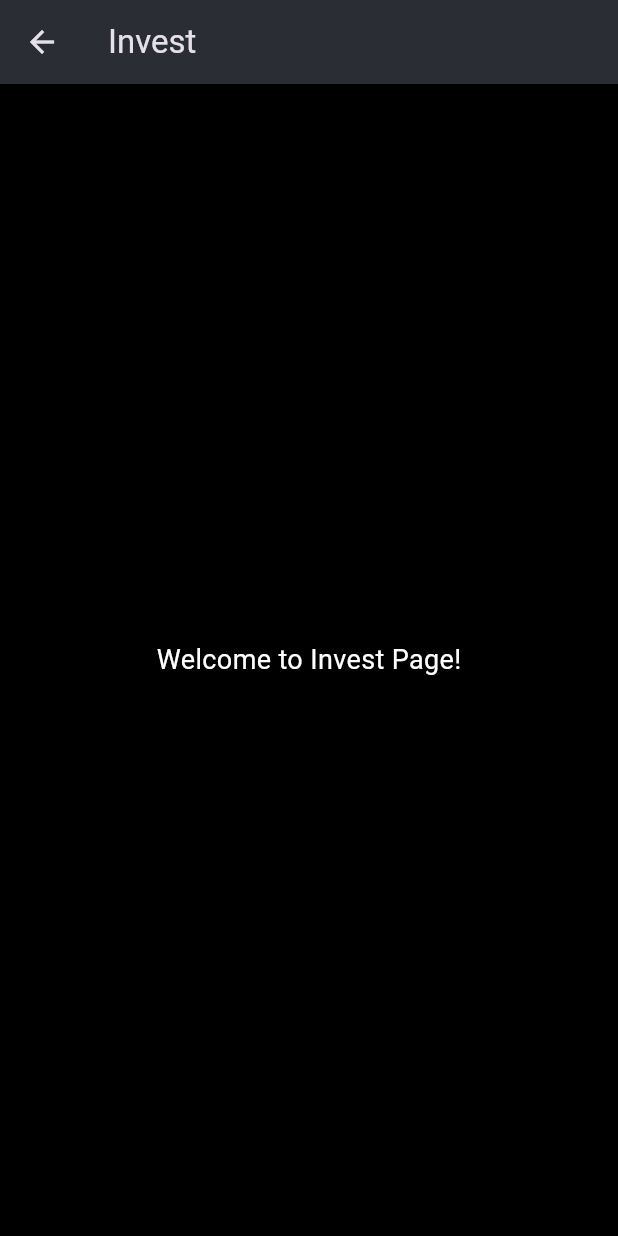
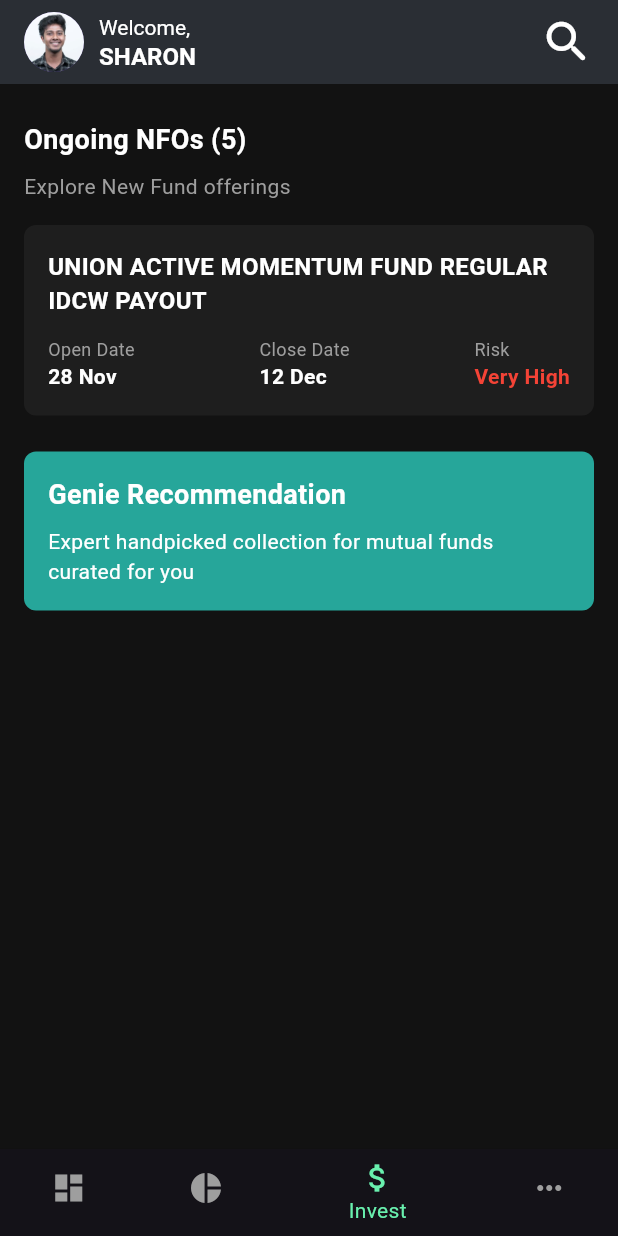
Before and after one commit to Paul-sharon/Funds-Genie, a Flutter app: the Invest screen opened directly, on a phone screen of 412 x 824 dp. Run offline on Flutter 3.47's test engine with Material 3 defaults, Android fonts, the phone set to English and light mode, and no system bars.

Commit message:
invest page connects to dashboard

```diff
--- a/lib/invest/invest.dart
+++ b/lib/invest/invest.dart
@@ -0,0 +1,213 @@
+import 'package:flutter/material.dart';
+import '../screens/dashboard.dart';
+class Invest extends StatefulWidget {
+  @override
+  _InvestState createState() => _InvestState();
+}
+
+class _InvestState extends State<Invest> {
+  int _selectedIndex = 2;
+
+  void _onItemTapped(int index) {
+    if (index == 0) {
+      Navigator.pushReplacement(
+        context,
+        MaterialPageRoute(builder: (context) => Dashboard()),
+      );
+    } else if (index == 1) {
+      Navigator.pushReplacement(
+        context,
+        MaterialPageRoute(builder: (context) => Portfolio()),
+      );
+    } else if (index == 3) {
+      Navigator.pushReplacement(
+        context,
+        MaterialPageRoute(builder: (context) => More()),
+      );
+    }
+  }
+
+  @override
+  Widget build(BuildContext context) {
+    return Scaffold(
+      backgroundColor: Color(0xFF121212), // Dark background color
+      appBar: AppBar(
+        automaticallyImplyLeading: false,
+        backgroundColor: Color(0xFF2A2E34),
+        title: Row(
+          children: [
+            CircleAvatar(
+              backgroundImage: AssetImage('assets/paul.jpg'),
+            ),
+            SizedBox(width: 10),
+            Column(
+              crossAxisAlignment: CrossAxisAlignment.start,
+              children: [
+                Text(
+                  'Welcome,',
+                  style: TextStyle(color: Colors.white, fontSize: 14),
+                ),
+                Text(
+                  'SHARON',
+                  style: TextStyle(
+                    color: Colors.white,
+                    fontSize: 16,
+                    fontWeight: FontWeight.bold,
+                  ),
+                ),
+              ],
+            ),
+            Spacer(),
+            Icon(Icons.search_rounded, color: Colors.white, size: 36.0),
+          ],
+        ),
+      ),
+      body: SafeArea(
+        child: SingleChildScrollView(
+          child: Padding(
+            padding: const EdgeInsets.symmetric(horizontal: 16.0),
+            child: Column(
+              crossAxisAlignment: CrossAxisAlignment.start,
+              children: [
+                SizedBox(height: 24),
+                OngoingNFOsSection(),
+                SizedBox(height: 24),
+                GenieRecommendationSection(),
+              ],
+            ),
+          ),
+        ),
+      ),
+      bottomNavigationBar: BottomNavigationBar(
+        currentIndex: _selectedIndex,
+        onTap: _onItemTapped,
+        backgroundColor: Color(0xFF2A2E34),
+        selectedItemColor: Colors.greenAccent,
+        unselectedItemColor: Colors.grey,
+        items: const [
+          BottomNavigationBarItem(
+            icon: Icon(Icons.dashboard),
+            label: 'Dashboard',
+          ),
+          BottomNavigationBarItem(
+            icon: Icon(Icons.pie_chart),
+            label: 'Portfolio',
+          ),
+          BottomNavigationBarItem(
+            icon: Icon(Icons.attach_money),
+            label: 'Invest',
+          ),
+          BottomNavigationBarItem(
+            icon: Icon(Icons.more_horiz),
+            label: 'More',
+          ),
+        ],
+      ),
+    );
+  }
+}
+
+class OngoingNFOsSection extends StatelessWidget {
+  @override
+  Widget build(BuildContext context) {
+    return Column(
+      crossAxisAlignment: CrossAxisAlignment.start,
+      children: [
+        Text(
+          'Ongoing NFOs (5)',
+          style: TextStyle(color: Colors.white, fontSize: 18, fontWeight: FontWeight.bold),
+        ),
+        SizedBox(height: 8),
+        Text(
+          'Explore New Fund offerings',
+          style: TextStyle(color: Colors.grey, fontSize: 14),
+        ),
+        SizedBox(height: 16),
+        Container(
+          decoration: BoxDecoration(
+            color: Color(0xFF1E1E1E),
+            borderRadius: BorderRadius.circular(8),
+          ),
+          child: Padding(
+            padding: const EdgeInsets.all(16.0),
+            child: Column(
+              crossAxisAlignment: CrossAxisAlignment.start,
+              children: [
+                Text(
+                  'UNION ACTIVE MOMENTUM FUND REGULAR IDCW PAYOUT',
+                  style: TextStyle(color: Colors.white, fontSize: 16, fontWeight: FontWeight.bold),
+                ),
+                SizedBox(height: 12),
+                Row(
+                  mainAxisAlignment: MainAxisAlignment.spaceBetween,
+                  children: [
+                    InfoTile(title: 'Open Date', value: '28 Nov'),
+                    InfoTile(title: 'Close Date', value: '12 Dec'),
+                    InfoTile(title: 'Risk', value: 'Very High', valueColor: Colors.red),
+                  ],
+                ),
+              ],
+            ),
+          ),
+        ),
+      ],
+    );
+  }
+}
+
+class GenieRecommendationSection extends StatelessWidget {
+  @override
+  Widget build(BuildContext context) {
+    return Column(
+      crossAxisAlignment: CrossAxisAlignment.start,
+      children: [
+        Container(
+          padding: EdgeInsets.all(16),
+          decoration: BoxDecoration(
+            color: Color(0xFF26A69A),
+            borderRadius: BorderRadius.circular(8),
+          ),
+          child: Column(
+            crossAxisAlignment: CrossAxisAlignment.start,
+            children: [
+              Text(
+                'Genie Recommendation',
+                style: TextStyle(color: Colors.white, fontSize: 18, fontWeight: FontWeight.bold),
+              ),
+              SizedBox(height: 8),
+              Text(
+                'Expert handpicked collection for mutual funds curated for you',
+                style: TextStyle(color: Colors.white, fontSize: 14),
+              ),
+            ],
+          ),
+        ),
+      ],
+    );
+  }
+}
+
+class InfoTile extends StatelessWidget {
+  final String title;
+  final String value;
+  final Color valueColor;
+
+  InfoTile({required this.title, required this.value, this.valueColor = Colors.white});
+
+  @override
+  Widget build(BuildContext context) {
+    return Column(
+      crossAxisAlignment: CrossAxisAlignment.start,
+      children: [
+        Text(
+          title,
+          style: TextStyle(color: Colors.grey, fontSize: 12),
+        ),
+        Text(
+          value,
+          style: TextStyle(color: valueColor, fontSize: 14, fontWeight: FontWeight.bold),
+        ),
+      ],
+    );
+  }
+}
--- a/lib/screens/dashboard.dart
+++ b/lib/screens/dashboard.dart
@@ -1,6 +1,6 @@
 import 'package:flutter/material.dart';
 import 'dynamicasset.dart';
-
+import '../invest/invest.dart';
 class Dashboard extends StatefulWidget {
   @override
   _DashboardState createState() => _DashboardState();
@@ -194,24 +194,6 @@ class _DashboardState extends State<Dashboard> {
 }
 
 // Placeholder page for the Invest section
-class Invest extends StatelessWidget {
-  @override
-  Widget build(BuildContext context) {
-    return Scaffold(
-      appBar: AppBar(
-        title: Text('Invest'),
-        backgroundColor: Color(0xFF2A2E34),
-      ),
-      body: Center(
-        child: Text(
-          'Welcome to Invest Page!',
-          style: TextStyle(color: Colors.white, fontSize: 18),
-        ),
-      ),
-      backgroundColor: Colors.black,
-    );
-  }
-}
 class Portfolio extends StatelessWidget {
   @override
   Widget build(BuildContext context) {
--- a/lib/screens/dynamicasset.dart
+++ b/lib/screens/dynamicasset.dart
@@ -24,7 +24,7 @@ class _DynamicAssetAllocationState extends State<DynamicAssetAllocation> {
       appBar: AppBar(
         backgroundColor: Color(0xFF2A2E34),
         elevation: 0,
-        leading: Icon(Icons.arrow_back, color: Colors.white),
+        //leading: Icon(Icons.arrow_back, color: Colors.white),
         title: Column(
           crossAxisAlignment: CrossAxisAlignment.start,
           children: [
```
